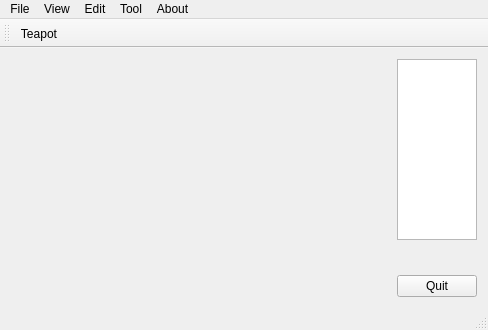
Before: the Qt Designer form mainwindow.ui in lishunan246/cg, drawn with Qt 5.
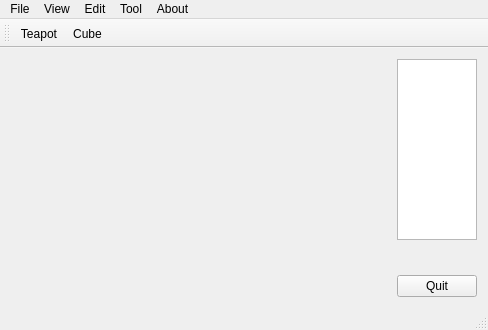
After: the same form once the commit is applied. Custom widgets are drawn as their Qt base class.

Diff of the .ui file:
```diff
--- a/mainwindow.ui
+++ b/mainwindow.ui
@@ -127,6 +127,7 @@
     <bool>false</bool>
    </attribute>
    <addaction name="actionTeapot"/>
+   <addaction name="actionCube"/>
   </widget>
   <widget class="QStatusBar" name="statusBar"/>
   <action name="actionQuit">
@@ -260,6 +261,11 @@
     <string>Ctrl+O</string>
    </property>
   </action>
+  <action name="actionCube">
+   <property name="text">
+    <string>Cube</string>
+   </property>
+  </action>
  </widget>
  <layoutdefault spacing="6" margin="11"/>
  <customwidgets>
```
Left out of the diff: 17 changed lines with no effect on the pictures.
